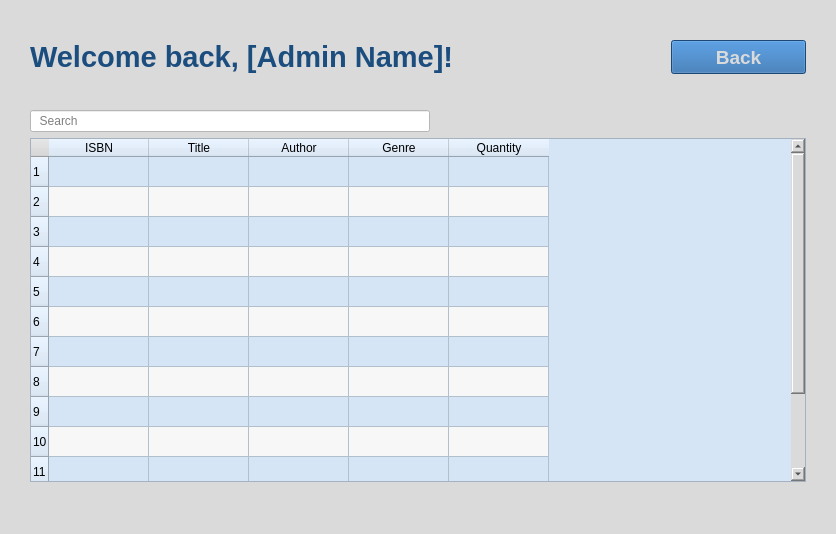
The window that booksearch.ui (apteryxxyz/cs106-a2-client) describes before a commit, drawn with Qt 5.
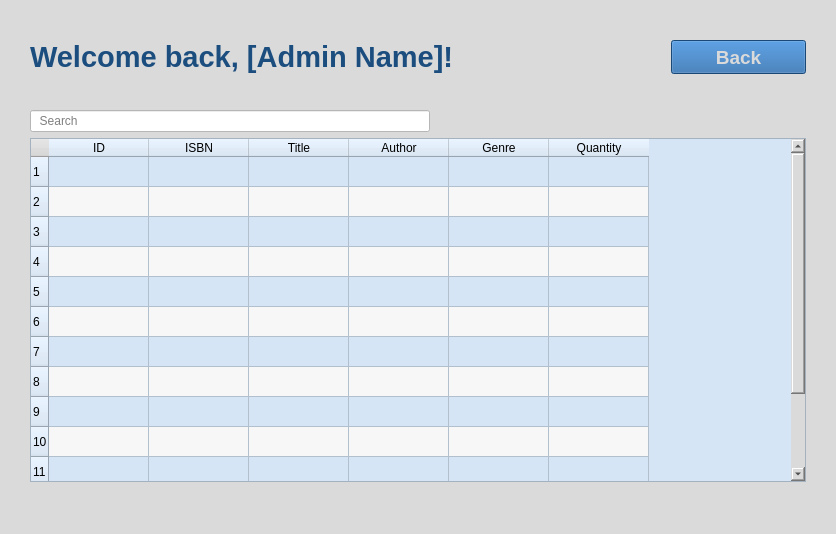
The same window after the commit. Icons and pictures are not drawn.

Commit message: Added ID column

Patch:
```diff
--- a/booksearch.ui
+++ b/booksearch.ui
@@ -160,6 +160,11 @@
         <row/>
         <row/>
         <row/>
+        <column>
+         <property name="text">
+          <string>ID</string>
+         </property>
+        </column>
         <column>
          <property name="text">
           <string>ISBN</string>
```
